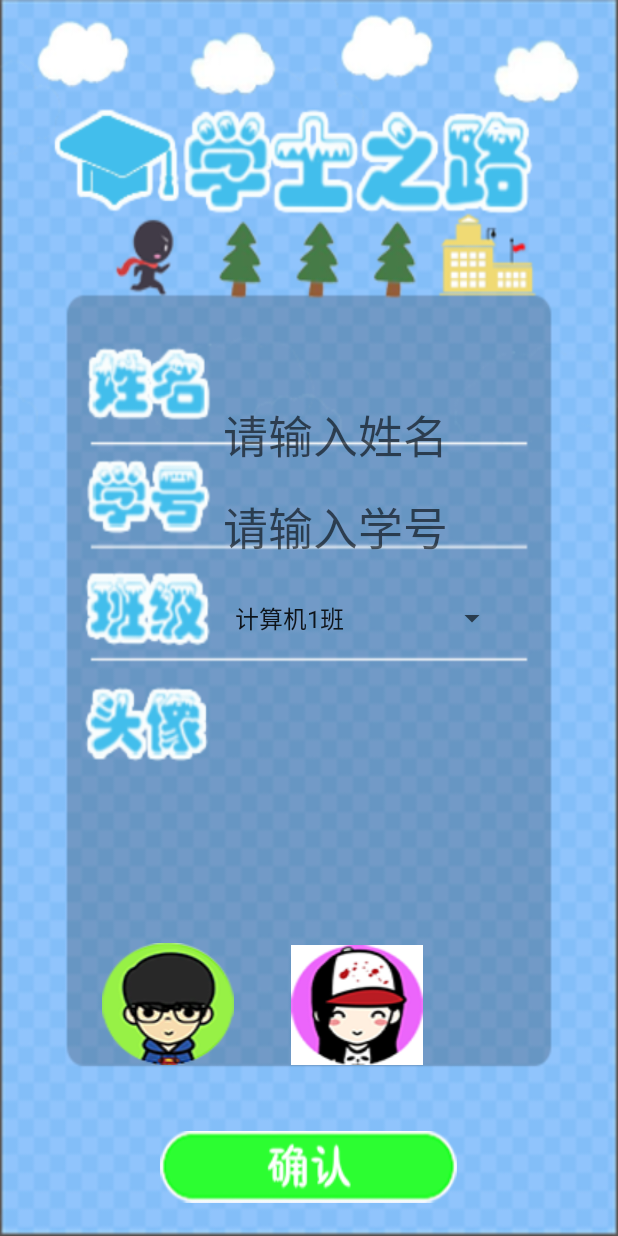
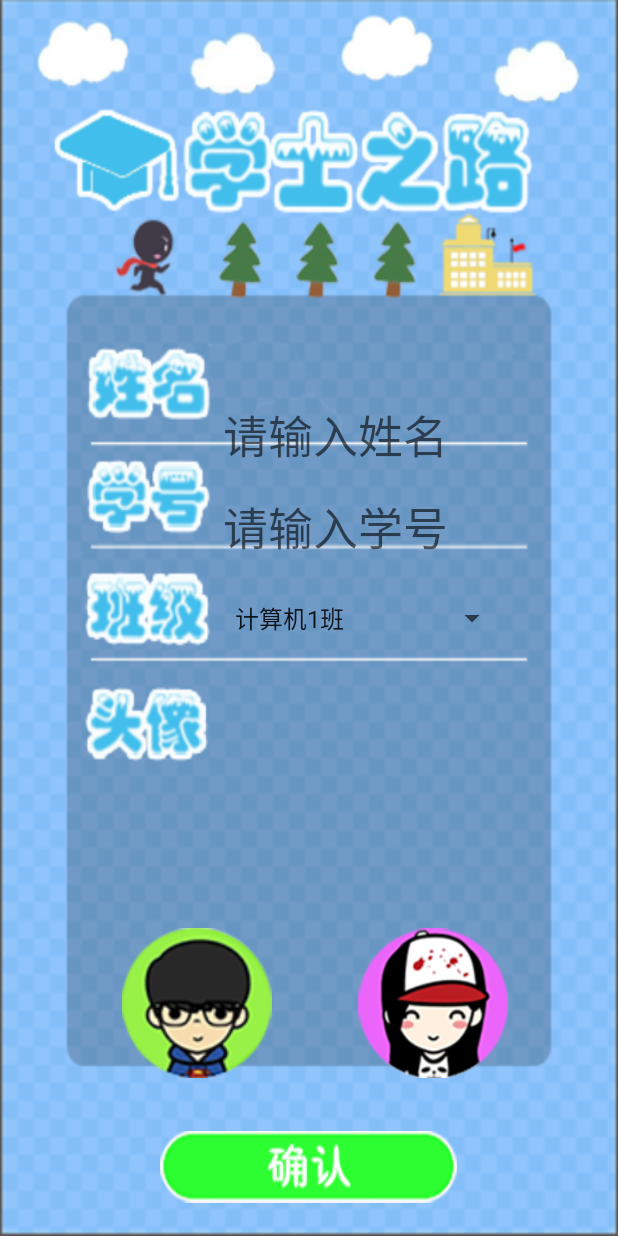
Before and after one commit to BeiDouQiXing/Bachelor-Road, an Android app: the screen it shows after launch (Login), on a phone screen of 412 x 824 dp. Run offline under Robolectric (Android 15) with nearby library versions, the light colour scheme and no system bars.

Commit message:
实现将头像图片存进数据库

```diff
--- a/Bachelor_Road/app/src/main/java/com/example/kobe/bachelor_road/DatabaseManage.java
+++ b/Bachelor_Road/app/src/main/java/com/example/kobe/bachelor_road/DatabaseManage.java
@@ -770,11 +770,12 @@ public class DatabaseManage {
     }
 
     //插入人物头像
-    public long updateCharacterCHCImagebyte(byte[] CHCImagebyte){
+    public long updateCharacterCHCImageByte(byte[] CHCImagebyte){
         SQLiteDatabase sQLiteDatabase=database.getReadableDatabase(); //以读写方式打开数据库
         ContentValues values = new ContentValues();
         values.clear();
         values.put("CHCImagebyte",CHCImagebyte);
+        values.put("CHGender","");
         int results = sQLiteDatabase.update("Character", values, null, null);
         sQLiteDatabase.close();
         return results;
--- a/Bachelor_Road/app/src/main/res/layout/activity_login.xml
+++ b/Bachelor_Road/app/src/main/res/layout/activity_login.xml
@@ -44,25 +44,23 @@
 
     <Button
         android:id="@+id/boy"
-        android:layout_width="wrap_content"
-        android:layout_height="wrap_content"
+        android:layout_width="100dp"
+        android:layout_height="100dp"
         android:layout_above="@+id/queren"
-        android:layout_alignParentLeft="true"
-        android:layout_alignParentStart="true"
-        android:layout_marginBottom="44dp"
-        android:layout_marginLeft="68dp"
-        android:layout_marginStart="68dp"
+        android:layout_marginBottom="35dp"
+        android:layout_marginEnd="57dp"
+        android:layout_marginRight="57dp"
+        android:layout_toLeftOf="@+id/girl"
+        android:layout_toStartOf="@+id/girl"
         android:background="@drawable/boy" />
 
     <Button
         android:id="@+id/girl"
-        android:layout_width="wrap_content"
-        android:layout_height="wrap_content"
-        android:layout_alignBottom="@+id/boy"
-        android:layout_marginLeft="38dp"
-        android:layout_marginStart="38dp"
-        android:layout_toEndOf="@+id/boy"
-        android:layout_toRightOf="@+id/boy"
+        android:layout_width="100dp"
+        android:layout_height="100dp"
+        android:layout_alignEnd="@+id/classes"
+        android:layout_alignRight="@+id/classes"
+        android:layout_alignTop="@+id/boy"
         android:background="@drawable/girl" />
 
     <Button
```
Also changed, not shown: Bachelor_Road/app/src/main/java/com/example/kobe/bachelor_road/Map_Main.java (+37 -18 lines), Bachelor_Road/app/src/main/res/drawable/girl.png.
